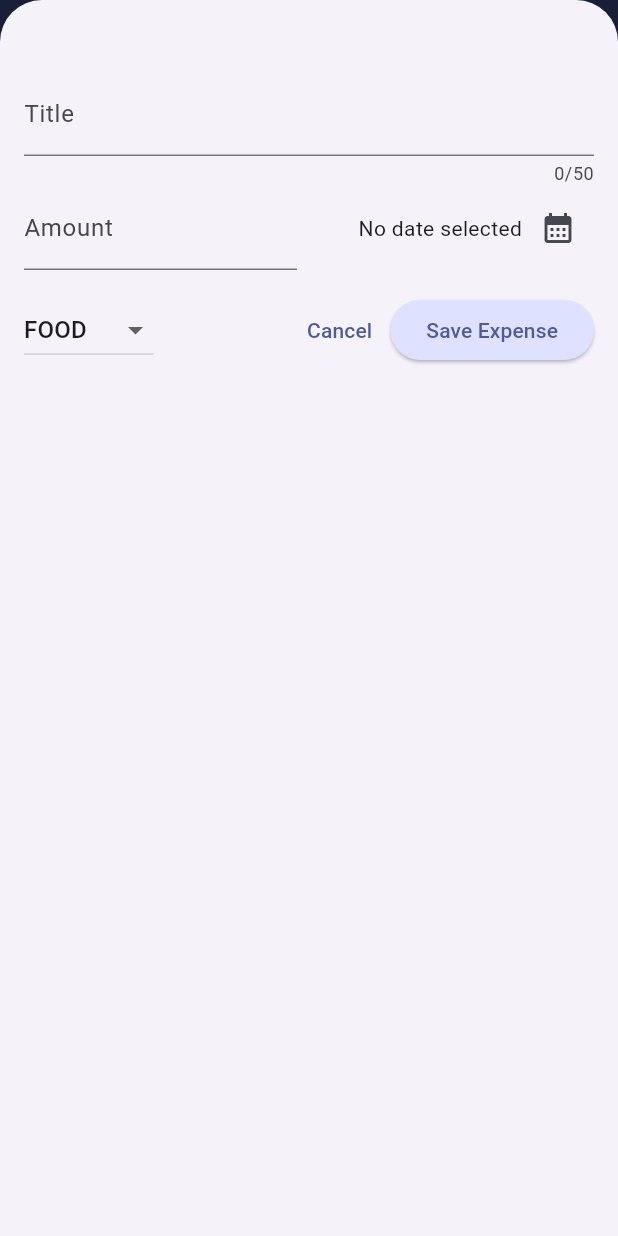
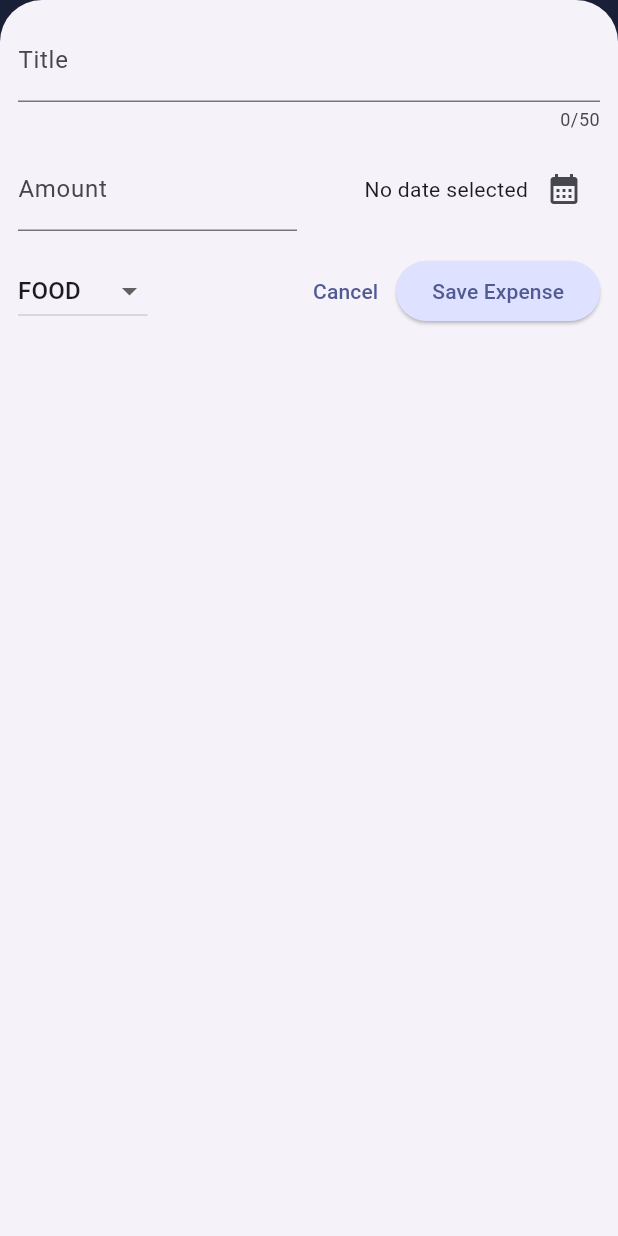
Before and after one commit to VatthanaB/Flutter-expense_tracker, a Flutter app: the screen it shows after launch, after a tap on the "add" icon, on a phone screen of 412 x 824 dp. Run offline on Flutter 3.47's test engine with Material 3 defaults, Android fonts, the phone set to English and light mode, and no system bars; our stand-ins replace device_preview.

Commit message:
Add responsive layout to Expenses widget

```diff
--- /dev/null
+++ b/devtools_options.yaml
@@ -0,0 +1 @@
+extensions:
--- a/lib/main.dart
+++ b/lib/main.dart
@@ -2,14 +2,19 @@ import 'package:flutter/material.dart';
 import 'package:device_preview/device_preview.dart';
 import 'package:expense_tracker/widgets/expenses.dart';
 
-void main() => runApp(
-      DevicePreview(
-        enabled: true,
-        builder: (context) => MyApp(), // Wrap your app
-      ),
-    );
+void main() {
+  runApp(
+    DevicePreview(
+      enabled: true,
+      builder: (context) => MyApp(), // Wrap your app
+    ),
+    // const MyApp(),
+  );
+}
 
 class MyApp extends StatelessWidget {
+  const MyApp({super.key});
+
   @override
   Widget build(BuildContext context) {
     return MaterialApp(
@@ -73,53 +78,3 @@ var kColorScheme =
 
 var kDarkColorScheme = ColorScheme.fromSeed(
     brightness: Brightness.dark, seedColor: Color.fromARGB(255, 5, 55, 125));
-// void main() {
-//   runApp(
-//     MaterialApp(
-//       darkTheme: ThemeData.dark().copyWith(
-//         cardTheme: const CardTheme().copyWith(
-//           color: kDarkColorScheme.secondaryContainer,
-//           shadowColor: kDarkColorScheme.onPrimaryContainer,
-//           margin: const EdgeInsets.symmetric(horizontal: 16, vertical: 6),
-//         ),
-//         elevatedButtonTheme: ElevatedButtonThemeData(
-//           style: ElevatedButton.styleFrom(
-//             backgroundColor: kDarkColorScheme.primaryContainer,
-//             foregroundColor: kDarkColorScheme.onPrimaryContainer,
-//           ),
-//         ),
-//         textButtonTheme: TextButtonThemeData(
-//             style: TextButton.styleFrom(
-//           foregroundColor: kDarkColorScheme.onPrimaryContainer,
-//         )),
-
-//         //  ThemeData.dark(),
-//       ),
-//       theme: ThemeData().copyWith(
-//           colorScheme: kColorScheme,
-//           appBarTheme: const AppBarTheme().copyWith(
-//             backgroundColor: kColorScheme.onPrimaryContainer,
-//             foregroundColor: kColorScheme.primaryContainer,
-//           ),
-//           cardTheme: const CardTheme().copyWith(
-//             color: kColorScheme.secondaryContainer,
-//             shadowColor: kColorScheme.onPrimaryContainer,
-//             margin: const EdgeInsets.symmetric(horizontal: 16, vertical: 6),
-//           ),
-//           elevatedButtonTheme: ElevatedButtonThemeData(
-//             style: ElevatedButton.styleFrom(
-//               backgroundColor: kColorScheme.primaryContainer,
-//             ),
-//           ),
-//           textTheme: ThemeData().textTheme.copyWith(
-//                 titleLarge: TextStyle(
-//                   fontSize: 18,
-//                   fontWeight: FontWeight.bold,
-//                   color: kColorScheme.onSecondaryContainer,
-//                 ),
-//               )),
-//       // themeMode: ThemeMode.dark,
-//       home: const Expenses(),
-//     ),
-//   );
-// }
--- a/lib/widgets/expenses.dart
+++ b/lib/widgets/expenses.dart
@@ -38,6 +38,11 @@ class _ExpensesState extends State<Expenses> {
   _openAddExpenseOverlay() {
     showModalBottomSheet(
         isScrollControlled: true,
+        useSafeArea: true,
+        constraints: BoxConstraints(
+          minWidth: 0,
+          maxWidth: MediaQuery.of(context).size.width,
+        ),
         context: context,
         builder: (ctx) => NewExpense(onAddExpense: _addNewExpense));
   }
@@ -72,6 +77,8 @@ class _ExpensesState extends State<Expenses> {
 
   @override
   Widget build(BuildContext context) {
+    final width = MediaQuery.of(context).size.width;
+
     Widget mainContent = const Center(
       child: Text('No expenses, start adding some!'),
     );
@@ -93,9 +100,20 @@ class _ExpensesState extends State<Expenses> {
               onPressed: _openAddExpenseOverlay, icon: const Icon(Icons.add))
         ],
       ),
-      body: Column(
+      body: width < 600
+          ? Column(
               children: [
                 Chart(expenses: _registeredExpenses),
+                Expanded(
+                  child: mainContent,
+                )
+              ],
+            )
+          : Row(
+              children: [
+                Expanded(
+                  child: Chart(expenses: _registeredExpenses),
+                ),
                 Expanded(
                   child: mainContent,
                 )
--- a/lib/widgets/new_expense.dart
+++ b/lib/widgets/new_expense.dart
@@ -80,8 +80,13 @@ class _NewExpenseState extends State<NewExpense> {
 
   @override
   Widget build(BuildContext context) {
-    return Padding(
-      padding: const EdgeInsets.fromLTRB(16, 48, 16, 16),
+    final keyboardSpace = MediaQuery.of(context).viewInsets.bottom;
+
+    return SizedBox(
+      height: double.infinity,
+      child: SingleChildScrollView(
+        child: Padding(
+          padding: EdgeInsets.fromLTRB(12, 12, 12, 12 + keyboardSpace),
           child: Column(
             children: [
               TextField(
@@ -91,6 +96,7 @@ class _NewExpenseState extends State<NewExpense> {
                   label: Text('Title'),
                 ),
               ),
+              const SizedBox(height: 10),
               Row(
                 children: [
                   Expanded(
@@ -159,6 +165,8 @@ class _NewExpenseState extends State<NewExpense> {
               ),
             ],
           ),
+        ),
+      ),
     );
   }
 }
```
Also changed, not shown: 1 other file. Lines whose indentation alone changed are shown as unchanged.
